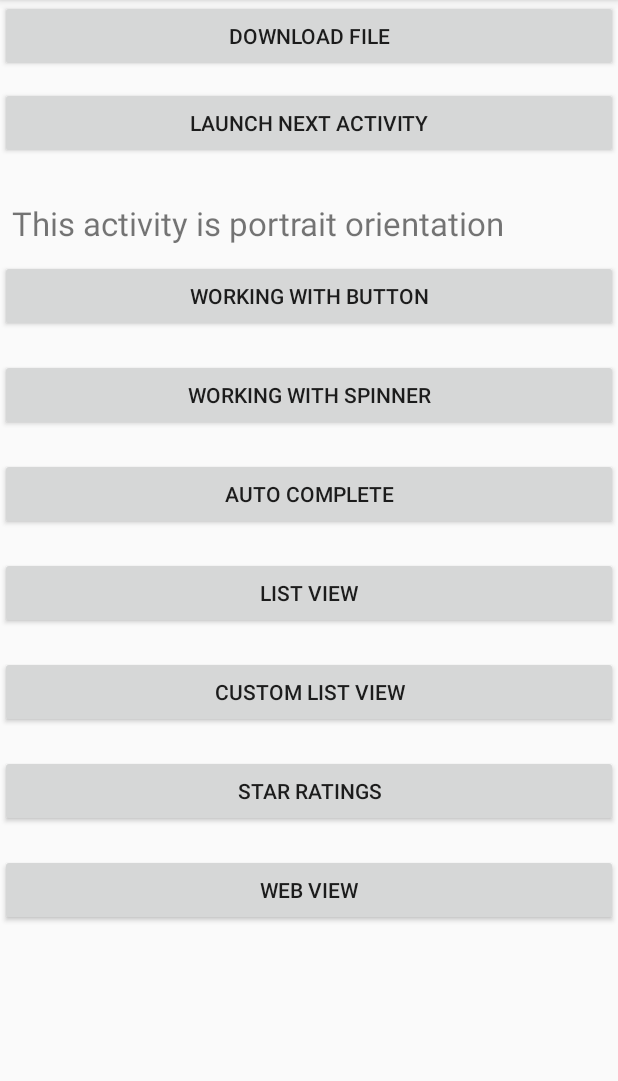
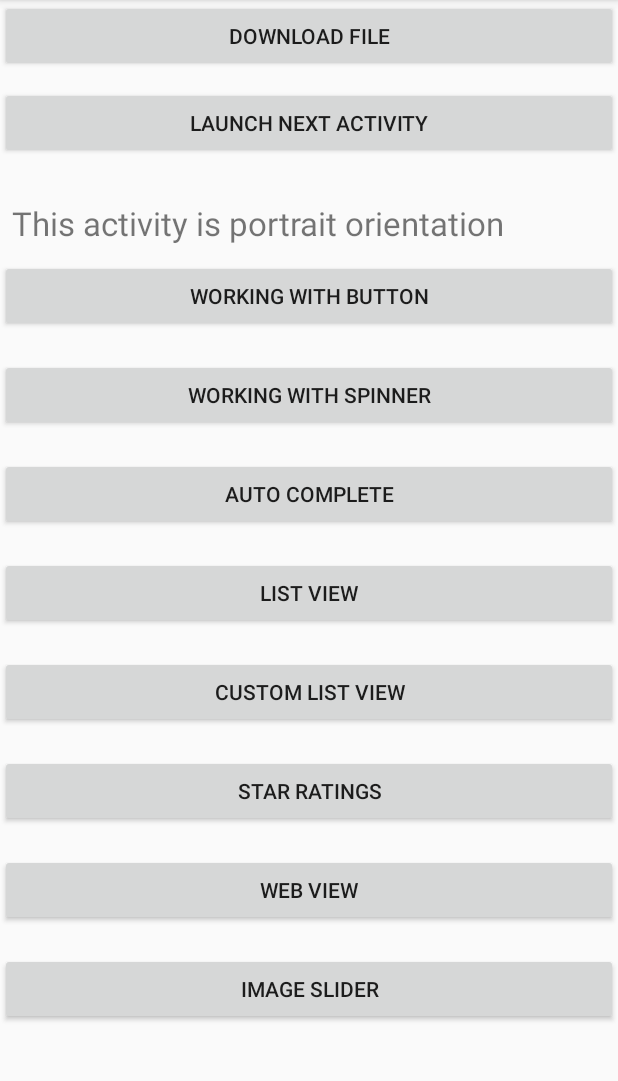
Before and after one commit to chamathshashika/android_testing, an Android app: the screen it shows after launch (MainActivity), on a phone screen of 412 x 824 dp, the part 84-1165 px from its top. Run offline under Robolectric (Android 15) with nearby library versions, the light colour scheme and no system bars.

Commit message:
Android slider image

```diff
--- a/src/main/AndroidManifest.xml
+++ b/src/main/AndroidManifest.xml
@@ -11,7 +11,8 @@
         android:roundIcon="@mipmap/ic_launcher_round"
         android:supportsRtl="true"
         android:theme="@style/AppTheme">
-        <activity android:name=".WebView"></activity>
+        <activity android:name=".ImageSlider"></activity>
+        <activity android:name=".WebView" />
         <activity android:name=".StarRating" />
         <activity android:name=".CustomListView" />
         <activity android:name=".MyList" />
--- a/src/main/res/layout/activity_main.xml
+++ b/src/main/res/layout/activity_main.xml
@@ -148,6 +148,17 @@
                 android:layout_marginTop="10dp"
                 android:layout_marginBottom="8dp"/>
 
+            <Button
+                android:id="@+id/button10"
+                android:layout_width="fill_parent"
+                android:layout_height="fill_parent"
+                android:text="Image Slider"
+                android:onClick="onClickImageSilder"
+                tools:layout_editor_absoluteX="100dp"
+                tools:layout_editor_absoluteY="318dp"
+                android:layout_marginTop="10dp"
+                android:layout_marginBottom="8dp"/>
+
         </LinearLayout>
 
     </ScrollView>
```
Also changed, not shown: src/main/java/com/example/myapplication/ImageAdapter.java (added, +54 -0 lines), src/main/java/com/example/myapplication/ImageSlider.java (added, +21 -0 lines), src/main/java/com/example/myapplication/MainActivity.java (+7 -1 lines), src/main/res/layout/activity_image_slider.xml (added, +19 -0 lines), src/main/res/drawable/slide/slide1.jpg (added), src/main/res/drawable/slide/slide2.jpg (added), src/main/res/drawable/slide/slide3.jpg (added), src/main/res/drawable/slide/slide4.jpg (added), src/main/res/drawable/slide1.png (added), src/main/res/drawable/slide2.png (added), src/main/res/drawable/slide3.png (added), src/main/res/drawable/slide4.png (added).
